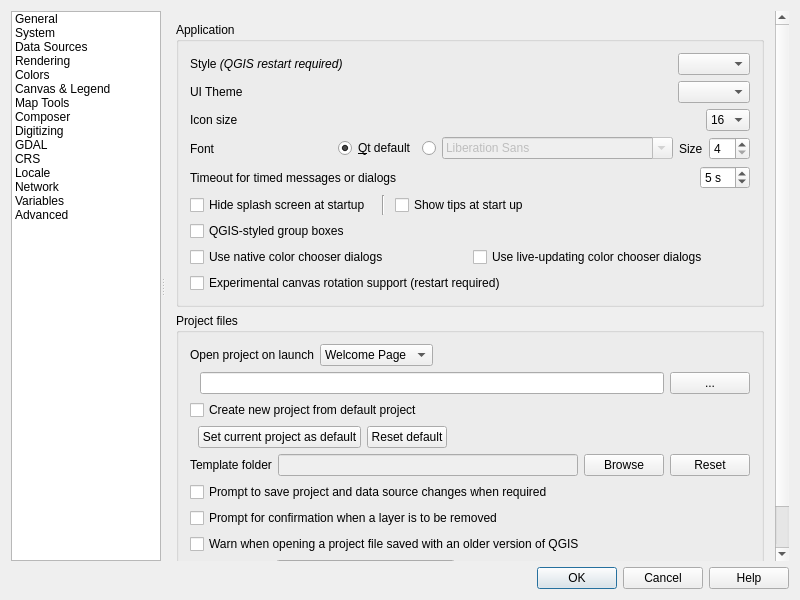
The window that src/ui/qgsoptionsbase.ui (qgis/QGIS) describes before a commit, drawn with Qt 5.
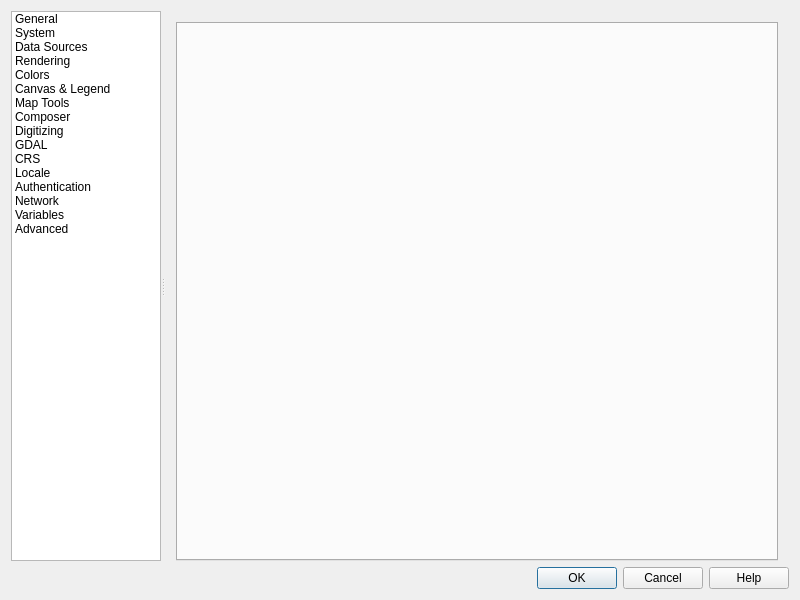
The same window after the commit. The open tabs and pages were chosen to show the change. Icons and pictures are not drawn. Custom widgets are drawn as their Qt base class.

Commit message:
[FEATURE] Authentication configuration system with master password
- Main C++ core and gui classes and desktop app integration
- Support for authentication method plugins
- Does not contain any integration with service connections

```diff
--- a/src/ui/qgsoptionsbase.ui
+++ b/src/ui/qgsoptionsbase.ui
@@ -236,6 +236,15 @@
             <normaloff>:/images/themes/default/propertyicons/locale.png</normaloff>:/images/themes/default/propertyicons/locale.png</iconset>
           </property>
          </item>
+         <item>
+          <property name="text">
+           <string>Authentication</string>
+          </property>
+          <property name="icon">
+           <iconset resource="../../images/images.qrc">
+            <normaloff>:/images/themes/default/locked.svg</normaloff>:/images/themes/default/locked.svg</iconset>
+          </property>
+         </item>
          <item>
           <property name="text">
            <string>Network</string>
@@ -4505,6 +4514,16 @@
            </item>
           </layout>
          </widget>
+         <widget class="QWidget" name="mOptionsPageAuth">
+          <layout class="QVBoxLayout" name="verticalLayout_42">
+           <property name="bottomMargin">
+            <number>0</number>
+           </property>
+           <item>
+            <widget class="QgsAuthEditorWidgets" name="mAuthConfigsGrpBx"/>
+           </item>
+          </layout>
+         </widget>
          <widget class="QWidget" name="mOptionsPageNetwork">
           <layout class="QVBoxLayout" name="verticalLayout_20">
            <property name="leftMargin">
@@ -5034,6 +5053,12 @@
    <header>qgssettingstree.h</header>
    <container>1</container>
   </customwidget>
+  <customwidget>
+   <class>QgsAuthEditorWidgets</class>
+   <extends>QTabWidget</extends>
+   <header>qgsautheditorwidgets.h</header>
+   <container>1</container>
+  </customwidget>
  </customwidgets>
  <tabstops>
   <tabstop>mOptionsListWidget</tabstop>
```
The commit also changes 104 other files.
